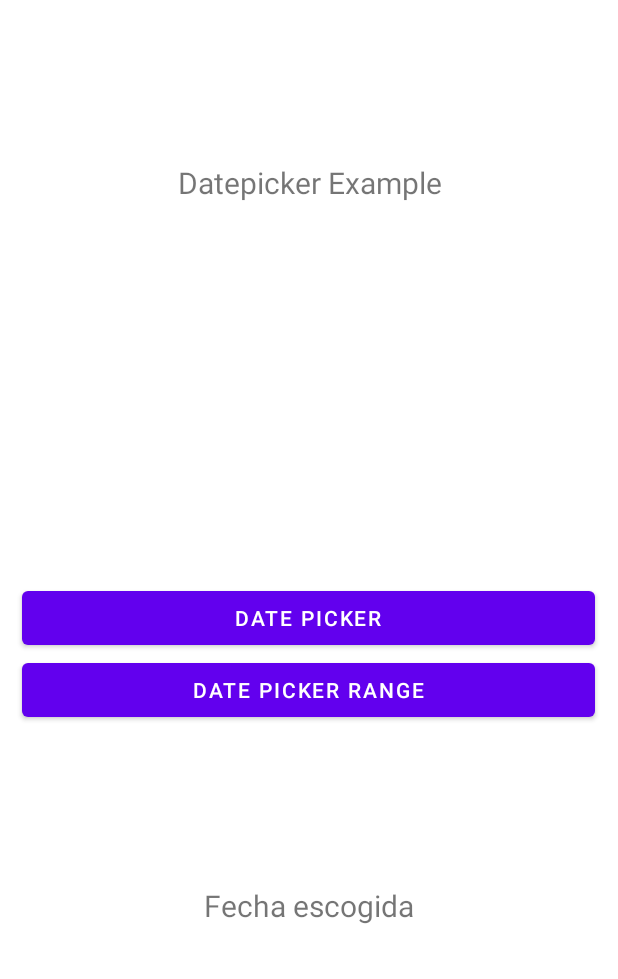
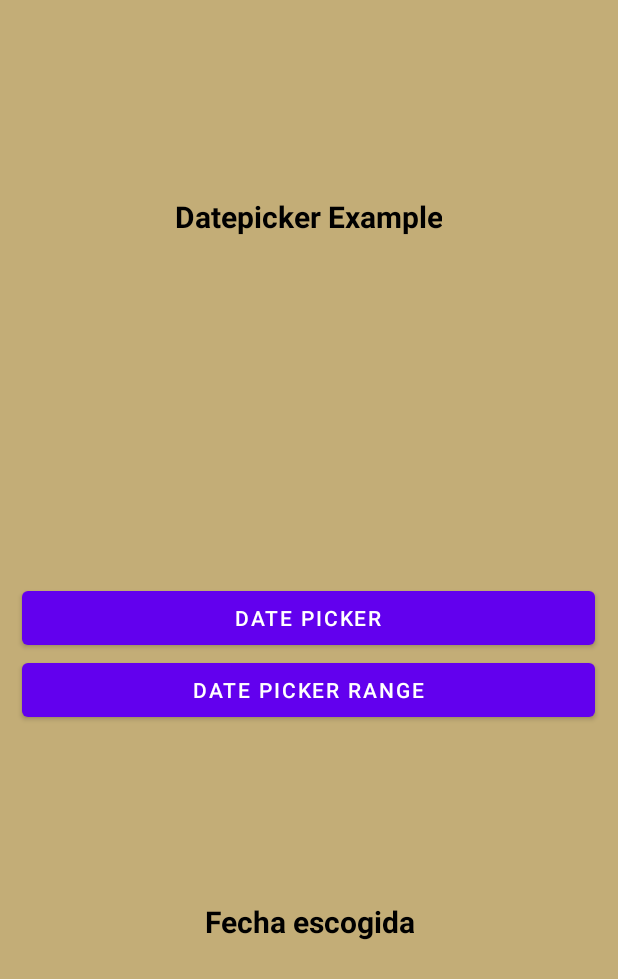
Before and after one commit to hasser9518/Datepicker, an Android app: the screen it shows after launch (MainActivity), on a phone screen of 412 x 824 dp. Shown: the top 979 px of the screen. Run offline under Robolectric (Android 15) with nearby library versions, the phone set to English and light mode, and no system bars.

```diff
--- a/app/build.gradle
+++ b/app/build.gradle
@@ -6,7 +6,7 @@ android {
 
     defaultConfig {
         applicationId "com.example.datepicker"
-        minSdkVersion 16
+        minSdkVersion 17
         targetSdkVersion 30
         versionCode 1
         versionName "1.0"
--- a/app/src/main/res/layout/activity_main.xml
+++ b/app/src/main/res/layout/activity_main.xml
@@ -6,6 +6,7 @@
     xmlns:tools="http://schemas.android.com/tools"
     android:layout_width="match_parent"
     android:layout_height="match_parent"
+    android:background="#C3AD77"
     tools:context=".MainActivity">
 
 
@@ -14,6 +15,7 @@
         android:layout_width="wrap_content"
         android:layout_height="wrap_content"
         android:layout_above="@+id/btn_datepicker"
+        style="@style/AppTheme.Title"
         android:layout_alignParentTop="true"
         android:layout_alignParentEnd="true"
         android:layout_alignParentRight="true"
@@ -50,6 +52,7 @@
         android:layout_width="wrap_content"
         android:layout_height="49dp"
         android:layout_above="@+id/btn_datepicker"
+        style="@style/AppTheme.Title"
         android:layout_alignParentStart="true"
         android:layout_alignParentLeft="true"
         android:layout_centerHorizontal="true"
--- a/app/src/main/res/values/styles.xml
+++ b/app/src/main/res/values/styles.xml
@@ -7,4 +7,12 @@
         <item name="colorAccent">@color/colorAccent</item>
     </style>
 
+    <style name="AppTheme.Title" parent="Widget.AppCompat.TextView">
+        <item name="android:textSize">24sp</item>
+        <item name="android:textStyle">bold</item>
+        <item name="android:gravity">center</item>
+        <item name="android:textColor">@android:color/black</item>
+        <item name="android:textAlignment">center</item>
+    </style>
+
 </resources>
```
